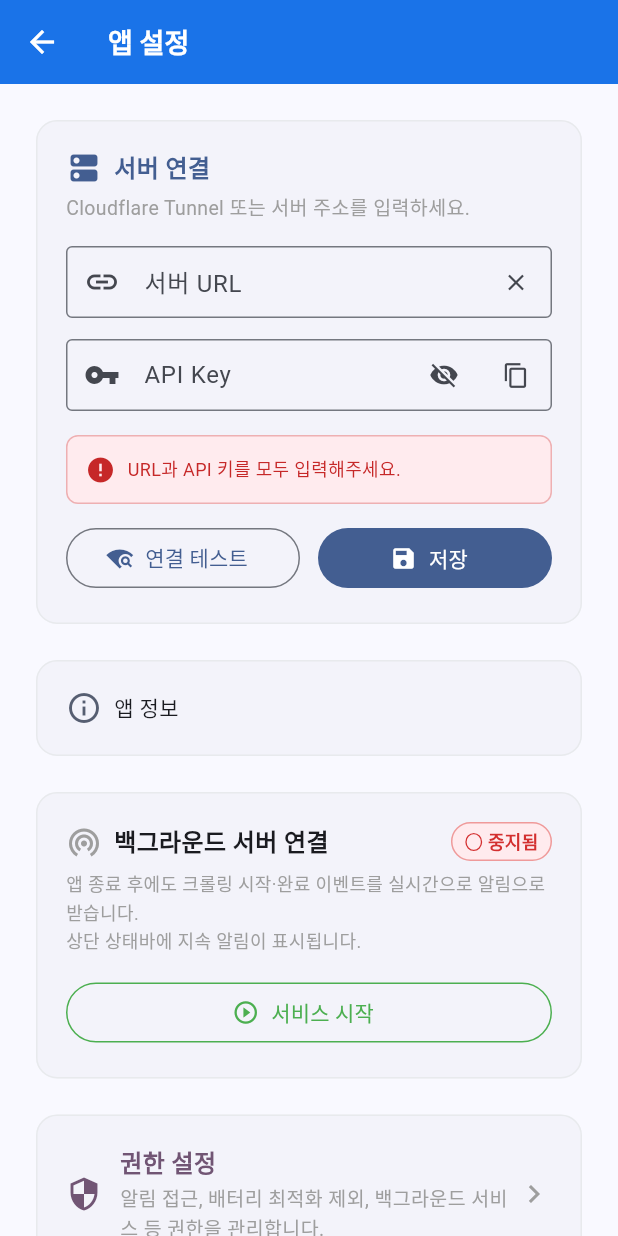
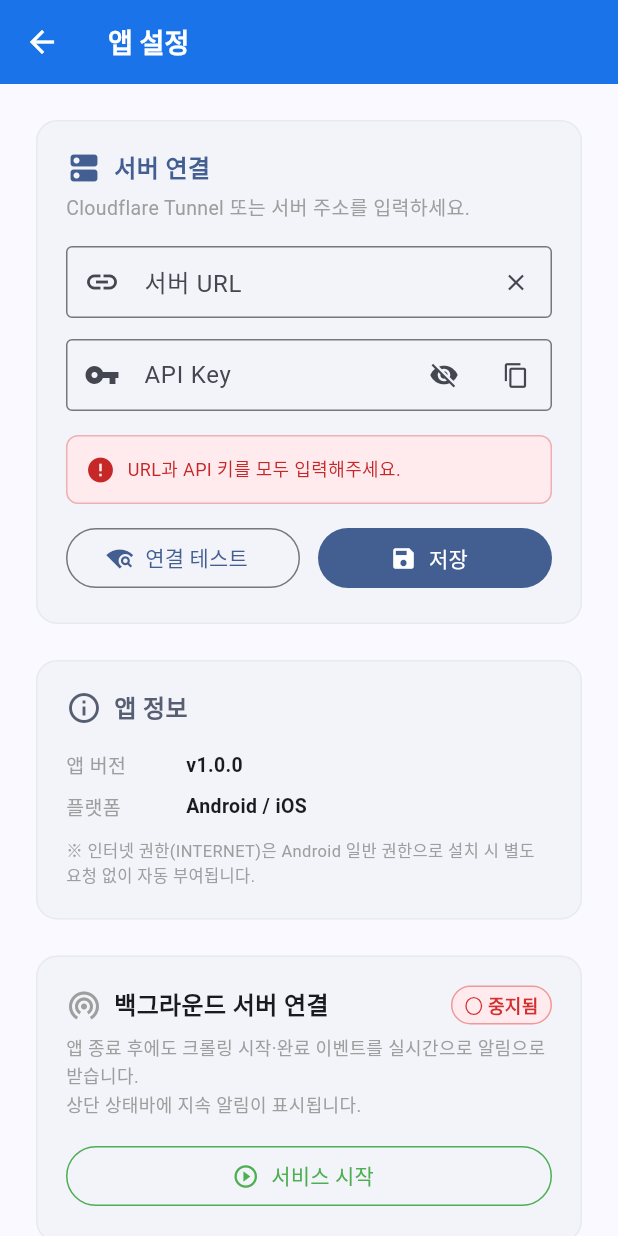
Before and after one commit to Fentanest/safetyreport, a Flutter app: the SettingsScreen screen opened directly, after a tap on "연결 테스트", on a phone screen of 412 x 824 dp. Run offline on Flutter 3.47's test engine with Material 3 defaults, Android fonts, the phone set to English and light mode, and no system bars; our stand-ins replace fl_chart, font_awesome_flutter, permission_handler, shared_preferences; accounts and stored records are empty.

Commit message:
앱 정보 카드의 TextStyle 코드 오류 수정

```diff
--- a/mobile/lib/screens/settings_screen.dart
+++ b/mobile/lib/screens/settings_screen.dart
@@ -294,10 +294,20 @@ class _SettingsScreenState extends State<SettingsScreen> {
                         Text(
                           '앱 정보',
                           style: TextStyle(
-                            child: const Text('저장'),
+                            fontSize: 16,
+                            fontWeight: FontWeight.bold,
+                            color: cs.secondary,
                           ),
                         ),
                       ],
+                    ),
+                    const SizedBox(height: 12),
+                    const _InfoRow(label: '앱 버전', value: 'v1.0.0'),
+                    const _InfoRow(label: '플랫폼', value: 'Android / iOS'),
+                    const SizedBox(height: 8),
+                    const Text(
+                      '※ 인터넷 권한(INTERNET)은 Android 일반 권한으로 설치 시 별도 요청 없이 자동 부여됩니다.',
+                      style: TextStyle(fontSize: 11, color: Colors.grey),
                     ),
                   ],
                 ),
```
